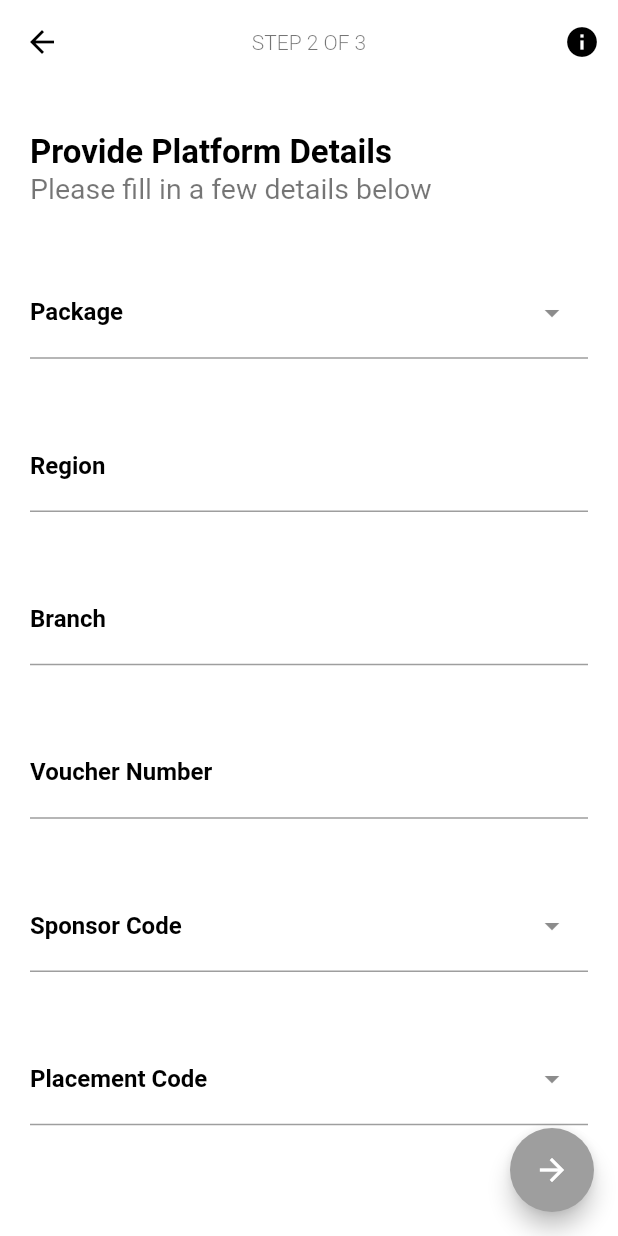
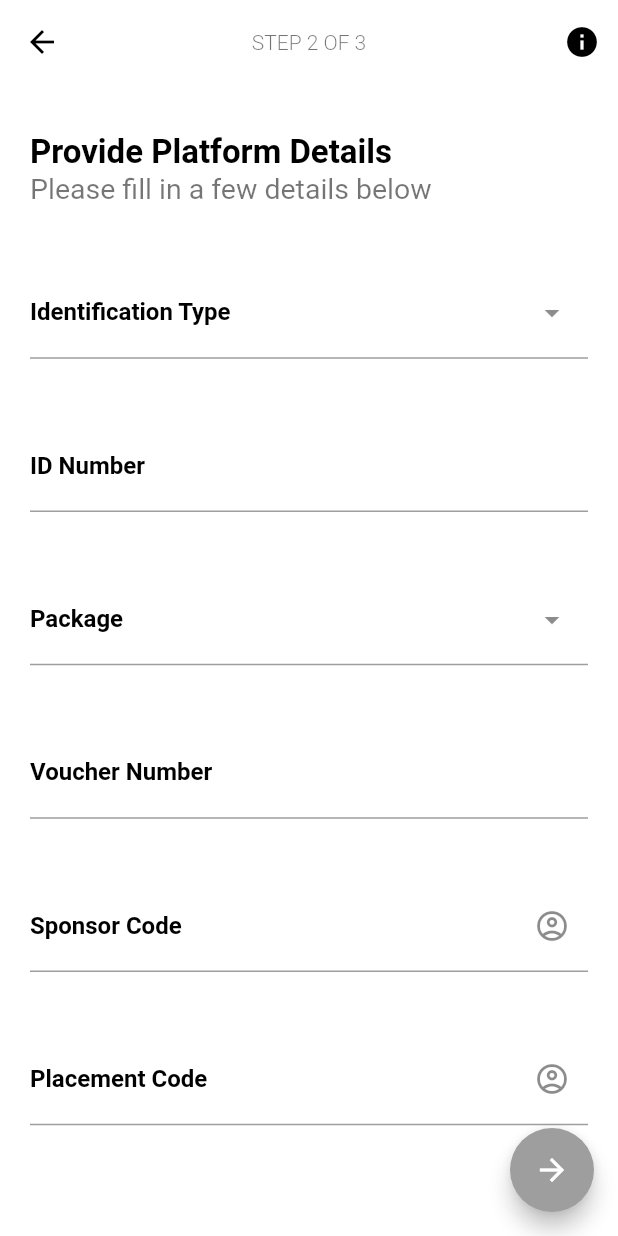
Before and after one commit to ericatsu/login_and_user_authentication, a Flutter app: the Register screen opened directly, after a tap on the "arrow forward" icon, on a phone screen of 412 x 824 dp. Run offline on Flutter 3.47's test engine with Material 2 defaults, Android fonts, the light colour scheme and no system bars; our stand-ins replace intl_phone_number_input, smooth_page_indicator; missing offline and left inert: dart:html.

Commit message:
date selected

```diff
--- a/lib/main.dart
+++ b/lib/main.dart
@@ -1,5 +1,4 @@
 import 'package:flutter/material.dart';
-import 'package:login_and_user_authentication/OnboardScreens/onboard1.dart';
 import 'package:login_and_user_authentication/screens/Onboard.dart';
 
 
--- a/lib/screens/Platform.dart
+++ b/lib/screens/Platform.dart
@@ -11,24 +11,25 @@ class Platform extends StatefulWidget {
 
 class _PlatformState extends State<Platform> {
   final formKey = GlobalKey<FormState>();
-  String name="";
+  String name = "";
   @override
   Widget build(BuildContext context) {
     final double height = MediaQuery.of(context).size.height;
 
     return Scaffold(
         appBar: AppBar(
-            centerTitle:true,
+            centerTitle: true,
             title: Text("STEP 2 OF 3"),
-            titleTextStyle: TextStyle(color: Colors.black54, fontSize: 14, fontWeight: FontWeight.w300),
+            titleTextStyle: TextStyle(
+                color: Colors.black54,
+                fontSize: 14,
+                fontWeight: FontWeight.w300),
             backgroundColor: Colors.white,
             elevation: 0,
             actions: [
               IconButton(
                 onPressed: () => {},
-                icon: Icon(
-                    Icons.info,
-                    color: Colors.black),
+                icon: Icon(Icons.info, color: Colors.black),
               ),
             ],
             leading: IconButton(
@@ -40,8 +41,7 @@ class _PlatformState extends State<Platform> {
                 Icons.arrow_back,
                 color: Colors.black,
               ),
-            )
-        ),
+            )),
         backgroundColor: Colors.white,
         body: Container(
           padding: const EdgeInsets.only(left: 20, right: 20),
@@ -50,61 +50,34 @@ class _PlatformState extends State<Platform> {
             child: Column(
               crossAxisAlignment: CrossAxisAlignment.start,
               children: [
-                SizedBox(height: height*0.04),
-                Text("Provide Platform Details", style: TextStyle(fontSize: 22, color:Colors.black, fontWeight: FontWeight.bold),),
-                Text("Please fill in a few details below", style: TextStyle(fontSize: 19, color:Colors.black54, fontWeight: FontWeight.normal),),
-                //Package TODO: Create a dropdown
-                SizedBox(height: height*0.05),
+                SizedBox(height: height * 0.04),
+                Text(
+                  "Provide Platform Details",
+                  style: TextStyle(
+                      fontSize: 22,
+                      color: Colors.black,
+                      fontWeight: FontWeight.bold),
+                ),
+                Text(
+                  "Please fill in a few details below",
+                  style: TextStyle(
+                      fontSize: 19,
+                      color: Colors.black54,
+                      fontWeight: FontWeight.normal),
+                ),
+
+                //Identification
+                SizedBox(height: height * 0.05),
                 TextFormField(
                   decoration: InputDecoration(
-                    labelText: "Package",
-                    hintText: "Select your package",
+                    labelText: "Identification Type",
+                    hintText: "Select your ID Type",
                     suffixIcon: Icon(Icons.arrow_drop_down),
-                    hintStyle: TextStyle(fontSize: 18 ), //hint text style
-                    labelStyle: TextStyle(fontSize: 16, color: Colors.black, fontWeight: FontWeight.w600),
-                  ),
-                ),
-                //Region TODO: Maybe add dropdown
-                SizedBox(height: height*0.05),
-                TextFormField(
-                  decoration: InputDecoration(
-                    labelText: "Region",
-                    hintText: "e.g.. Accra",
-                    hintStyle: TextStyle(fontSize: 18 ), //hint text style
-                    labelStyle: TextStyle(fontSize: 16, color: Colors.black, fontWeight: FontWeight.w600),
-                  ),
-                ),
-
-                //Branch
-                SizedBox(height: height*0.05),
-                TextFormField(
-                  decoration: InputDecoration(
-                    labelText: "Branch",
-                    hintText: "e.g.. Haatso",
-                    hintStyle: TextStyle(fontSize: 18 ), //hint text style
-                    labelStyle: TextStyle(fontSize: 16, color: Colors.black, fontWeight: FontWeight.w600),
-                  ),
-                ),
-                //Voucher Number
-                SizedBox(height: height*0.05),
-                TextFormField(
-                  decoration: InputDecoration(
-                    labelText: "Voucher Number",
-                    hintText: "Eg: 10123123",
-                    hintStyle: TextStyle(fontSize: 18 ), //hint text style
-                    labelStyle: TextStyle(fontSize: 16, color: Colors.black, fontWeight: FontWeight.w600),
-                  ),
-                ),
-
-                //Identification Type TODO: Add ID dropdown
-                SizedBox(height: height*0.05),
-                TextFormField(
-                  decoration: InputDecoration(
-                    labelText: "Sponsor Code",
-                    hintText: "Eg: 10123123",
-                    suffixIcon: Icon(Icons.arrow_drop_down),
-                    hintStyle: TextStyle(fontSize: 18 ), //hint text style
-                    labelStyle: TextStyle(fontSize: 16, color: Colors.black, fontWeight: FontWeight.w600),
+                    hintStyle: TextStyle(fontSize: 18), //hint text style
+                    labelStyle: TextStyle(
+                        fontSize: 16,
+                        color: Colors.black,
+                        fontWeight: FontWeight.w600),
                   ),
                 ),
 
@@ -112,11 +85,71 @@ class _PlatformState extends State<Platform> {
                 SizedBox(height: height*0.05),
                 TextFormField(
                   decoration: InputDecoration(
-                    labelText: "Placement Code",
-                    hintText: "Eg: 10123123",
-                    suffixIcon: Icon(Icons.arrow_drop_down),
+                    labelText: "ID Number",
+                    hintText: "Enter your ID Number here",
                     hintStyle: TextStyle(fontSize: 18 ), //hint text style
                     labelStyle: TextStyle(fontSize: 16, color: Colors.black, fontWeight: FontWeight.w600),
+                  ),
+                ),
+
+                //Package TODO: Create a dropdown
+                SizedBox(height: height * 0.05),
+                TextFormField(
+                  decoration: InputDecoration(
+                    labelText: "Package",
+                    hintText: "Select your package",
+                    suffixIcon: Icon(Icons.arrow_drop_down),
+                    hintStyle: TextStyle(fontSize: 18), //hint text style
+                    labelStyle: TextStyle(
+                        fontSize: 16,
+                        color: Colors.black,
+                        fontWeight: FontWeight.w600),
+                  ),
+                ),
+
+                //Voucher Number
+                SizedBox(height: height * 0.05),
+                TextFormField(
+                  decoration: InputDecoration(
+                    labelText: "Voucher Number",
+                    hintText: "Eg: 10123123",
+                    hintStyle: TextStyle(fontSize: 18), //hint text style
+                    labelStyle: TextStyle(
+                        fontSize: 16,
+                        color: Colors.black,
+                        fontWeight: FontWeight.w600),
+                  ),
+                ),
+
+                //Sponsor Code
+                SizedBox(height: height * 0.05),
+                TextFormField(
+                  decoration: InputDecoration(
+                    labelText: "Sponsor Code",
+                    hintText: "Eg: GH00219219",
+                    suffixIcon: Icon(Icons.account_circle_outlined),
+                    suffixStyle: TextStyle(color: Colors.green),
+                    hintStyle: TextStyle(fontSize: 18), //hint text style
+                    labelStyle: TextStyle(
+                        fontSize: 16,
+                        color: Colors.black,
+                        fontWeight: FontWeight.w600),
+                  ),
+                ),
+
+                //Placement Code
+                SizedBox(height: height * 0.05),
+                TextFormField(
+                  decoration: InputDecoration(
+                    labelText: "Placement Code",
+                    hintText: "Eg: GH00219219",
+                    suffixIcon: Icon(Icons.account_circle_outlined),
+                    suffixStyle: TextStyle(color: Colors.green),
+                    hintStyle: TextStyle(fontSize: 18), //hint text style
+                    labelStyle: TextStyle(
+                        fontSize: 16,
+                        color: Colors.black,
+                        fontWeight: FontWeight.w600),
                   ),
                 ),
               ],
@@ -125,12 +158,12 @@ class _PlatformState extends State<Platform> {
         ),
         floatingActionButton: FloatingActionButton(
             onPressed: () => {
-              Navigator.push(context,
-                MaterialPageRoute(builder: (context) => OTPcode()),
-              )
-            },
+                  Navigator.push(
+                    context,
+                    MaterialPageRoute(builder: (context) => OTPcode()),
+                  )
+                },
             child: Icon(Icons.arrow_forward),
-            backgroundColor: Colors.grey)
-    );
+            backgroundColor: Colors.grey));
   }
 }
--- a/lib/screens/Register.dart
+++ b/lib/screens/Register.dart
@@ -2,8 +2,7 @@ import 'package:flutter/material.dart';
 import 'package:intl_phone_number_input/intl_phone_number_input.dart';
 import 'package:login_and_user_authentication/OnboardScreens/Onboard5.dart';
 import 'package:login_and_user_authentication/screens/Platform.dart';
-
-
+import 'package:intl/intl.dart';
 import '../constants/formData.dart';
 
 class Register extends StatefulWidget {
@@ -15,8 +14,26 @@ class Register extends StatefulWidget {
 
 class _RegisterState extends State<Register> {
   final formKey = GlobalKey<FormState>();
-  String name="";
+  String name = "";
   String selectedValue = 'Identification Type(optional)';
+
+  late DateTime _selectedDate;
+
+  void _pickDateDialog() {
+    showDatePicker(
+      context: context,
+      initialDate: DateTime.now(),
+      firstDate: DateTime(1950),
+      lastDate: DateTime.now()
+      ).then((pickedDate) {
+        if (pickedDate == null) {
+          return;
+        }
+        setState(() {
+          _selectedDate = pickedDate;
+        });
+      });
+  }
 
   @override
   Widget build(BuildContext context) {
@@ -24,32 +41,30 @@ class _RegisterState extends State<Register> {
 
     return Scaffold(
         appBar: AppBar(
-        centerTitle:true,
+            centerTitle: true,
             title: Text("STEP 1 OF 2"),
-        titleTextStyle: TextStyle(color: Colors.black54, fontSize: 14, fontWeight: FontWeight.w300),
+            titleTextStyle: TextStyle(
+                color: Colors.black54,
+                fontSize: 14,
+                fontWeight: FontWeight.w300),
             backgroundColor: Colors.white,
             elevation: 0,
             actions: [
-          IconButton(onPressed: () => {},
-              icon: Icon(
-                  Icons.info,
-                  color: Colors.black),
+              IconButton(
+                onPressed: () => {},
+                icon: Icon(Icons.info, color: Colors.black),
               ),
             ],
             leading: IconButton(
               onPressed: () {
-            Navigator.push(
-              context, MaterialPageRoute(
-                builder: (context) => Onboard5()
-                )
-              );
+                Navigator.push(context,
+                    MaterialPageRoute(builder: (context) => Onboard5()));
               },
               icon: Icon(
                 Icons.arrow_back,
                 color: Colors.black,
               ),
-        )
-      ),
+            )),
         backgroundColor: Colors.white,
         body: Container(
           padding: const EdgeInsets.only(left: 20, right: 20),
@@ -58,80 +73,97 @@ class _RegisterState extends State<Register> {
             child: Column(
               crossAxisAlignment: CrossAxisAlignment.start,
               children: [
-              SizedBox(height: height*0.04),
-              Text("Join the Emrys Family", style: TextStyle(fontSize: 22, color:Colors.black, fontWeight: FontWeight.bold),),
-              Text("Please fill in a few details below", style: TextStyle(fontSize: 19, color:Colors.black54, fontWeight: FontWeight.normal),),
+                SizedBox(height: height * 0.04),
+                Text(
+                  "Join the Emrys Family",
+                  style: TextStyle(
+                      fontSize: 22,
+                      color: Colors.black,
+                      fontWeight: FontWeight.bold),
+                ),
+                Text(
+                  "Please fill in a few details below",
+                  style: TextStyle(
+                      fontSize: 19,
+                      color: Colors.black54,
+                      fontWeight: FontWeight.normal),
+                ),
                 //Name
-              SizedBox(height: height*0.05),
+                SizedBox(height: height * 0.05),
                 TextFormField(
                   decoration: InputDecoration(
                     labelText: "Name",
                     hintText: "e.g.. John Doe",
-                  hintStyle: TextStyle(fontSize: 18 ), //hint text style
-                  labelStyle: TextStyle(fontSize: 16, color: Colors.black, fontWeight: FontWeight.w600),
+                    hintStyle: TextStyle(fontSize: 18), //hint text style
+                    labelStyle: TextStyle(
+                        fontSize: 16,
+                        color: Colors.black,
+                        fontWeight: FontWeight.w600),
                   ),
-                validator: (value){
-                  if(value!.isEmpty ||!RegExp(r'^[a-z A-Z]').hasMatch(value)){
+                  validator: (value) {
+                    if (value!.isEmpty ||
+                        !RegExp(r'^[a-z A-Z]').hasMatch(value)) {
                       return "Enter a valid name";
-                   } else{
-                    return null;
-                  }
-                },
-              ),
-              //Email
-              SizedBox(height: height*0.05),
-              TextFormField(
-                decoration: InputDecoration(
-                  labelText: "Email",
-                  hintText: "e.g.. name@email.com",
-                  hintStyle: TextStyle(fontSize: 18 ), //hint text style
-                  labelStyle: TextStyle(fontSize: 16, color: Colors.black, fontWeight: FontWeight.w600),
-                ),
-                validator: (value){
-                  if(value!.isEmpty ||!RegExp(r"^[a-zA-Z0-9.a-zA-Z0-9.!#$%&'*+-/=?^_`{|}~]+@[a-zA-Z0-9]+\.[a-zA-Z]+").hasMatch(value)){
-                    return "Enter a valid email";
-                  } else{
+                    } else {
                       return null;
                     }
                   },
                 ),
 
                 //Phone Number
-              SizedBox(height: height*0.05),
+                SizedBox(height: height * 0.05),
                 InternationalPhoneNumberInput(
-                onInputChanged: ((value) {}
-                ),
+                  onInputChanged: ((value) {}),
                   cursorColor: Colors.black,
                   formatInput: false,
                   selectorConfig: SelectorConfig(
-                  selectorType: PhoneInputSelectorType.BOTTOM_SHEET
-                  ),
+                      selectorType: PhoneInputSelectorType.BOTTOM_SHEET),
                   inputDecoration: InputDecoration(
                     hintText: '123xxxxxxxx',
-                  hintStyle: TextStyle(
-                    fontSize: 18
-                  ),
+                    hintStyle: TextStyle(fontSize: 18),
                   ),
                 ),
 
-              //Country
+                //Email
                 SizedBox(height: height * 0.05),
                 TextFormField(
                   decoration: InputDecoration(
-                  labelText: "Counntry",
-                  hintText: "Select your country",
-                  hintStyle: TextStyle(fontSize: 18 ), //hint text style
-                  labelStyle: TextStyle(fontSize: 16, color: Colors.black, fontWeight: FontWeight.w600),
+                    labelText: "Email",
+                    hintText: "e.g.. name@email.com",
+                    hintStyle: TextStyle(fontSize: 18), //hint text style
+                    labelStyle: TextStyle(
+                        fontSize: 16,
+                        color: Colors.black,
+                        fontWeight: FontWeight.w600),
                   ),
+                  validator: (value) {
+                    if (value!.isEmpty ||
+                        !RegExp(r"^[a-zA-Z0-9.a-zA-Z0-9.!#$%&'*+-/=?^_`{|}~]+@[a-zA-Z0-9]+\.[a-zA-Z]+")
+                            .hasMatch(value)) {
+                      return "Enter a valid email";
+                    } else {
+                      return null;
+                    }
+                  },
                 ),
 
-              //Identification Type TODO: Add ID dropdown
-              SizedBox(height: height*0.05),
+                //Country
+                // SizedBox(height: height * 0.05),
+                // TextFormField(
+                //   decoration: InputDecoration(
+                //     labelText: "Counntry",
+                //     hintText: "Select your country",
+                //     hintStyle: TextStyle(fontSize: 18 ), //hint text style
+                //     labelStyle: TextStyle(fontSize: 16, color: Colors.black, fontWeight: FontWeight.w600),
+                //   ),
+                // ),
+
+                //Gender
+                SizedBox(height: height * 0.05),
                 DropdownButtonFormField(
                   value: selectedValue,
-                validator: (value) =>
-                      value == null ? "Select your ID Type" : null,
-                onChanged: (String? newValue){
+                  validator: (value) => value == null ? "Male" : null,
+                  onChanged: (String? newValue) {
                     setState(() {
                       selectedValue = newValue!;
                     });
@@ -139,28 +171,88 @@ class _RegisterState extends State<Register> {
                   items: dropdownItems,
                 ),
 
-              //ID Number
-              SizedBox(height: height*0.05),
+                //TODO: Do the Date of Birth
+                SizedBox(height: height * 0.05),
+                TextFormField(
+
+                  decoration: InputDecoration(
+                    labelText: "Date of birth",
+                    hintText: ("dd/mm/yyyy"),
+                    hintStyle: TextStyle(fontSize: 20), //hint text style
+                    labelStyle: TextStyle(
+                        fontSize: 16,
+                        color: Colors.black,
+                        fontWeight: FontWeight.w600),
+                    suffixIcon: Icon(Icons.calendar_month_outlined),
+                  ),
+
+                  onTap: _pickDateDialog,
+                ),
+
+                //Region
+                SizedBox(height: height * 0.05),
                 TextFormField(
                   decoration: InputDecoration(
-                  labelText: "ID Number",
-                  hintText: "Enter your ID Number here",
-                  hintStyle: TextStyle(fontSize: 18 ), //hint text style
-                  labelStyle: TextStyle(fontSize: 16, color: Colors.black, fontWeight: FontWeight.w600),
+                    labelText: "Region",
+                    hintText: "e.g.. Accra",
+                    hintStyle: TextStyle(fontSize: 18), //hint text style
+                    labelStyle: TextStyle(
+                        fontSize: 16,
+                        color: Colors.black,
+                        fontWeight: FontWeight.w600),
                   ),
                 ),
+
+                //Branch
+                SizedBox(height: height * 0.05),
+                TextFormField(
+                  decoration: InputDecoration(
+                    labelText: "Branch",
+                    hintText: "e.g.. Haatso",
+                    hintStyle: TextStyle(fontSize: 18), //hint text style
+                    labelStyle: TextStyle(
+                        fontSize: 16,
+                        color: Colors.black,
+                        fontWeight: FontWeight.w600),
+                  ),
+                ),
+
+                //Identification Type TODO: Add ID dropdown
+                // SizedBox(height: height*0.05),
+                // DropdownButtonFormField(
+                //   value: selectedValue,
+                //   validator: (value) =>
+                //         value == null ? "Select your ID Type" : null,
+                //   onChanged: (String? newValue){
+                //     setState(() {
+                //       selectedValue = newValue!;
+                //     });
+                //    },
+                //    items: dropdownItems,
+                //   ),
+
+                //ID Number
+                // SizedBox(height: height*0.05),
+                // TextFormField(
+                //   decoration: InputDecoration(
+                //     labelText: "ID Number",
+                //     hintText: "Enter your ID Number here",
+                //     hintStyle: TextStyle(fontSize: 18 ), //hint text style
+                //     labelStyle: TextStyle(fontSize: 16, color: Colors.black, fontWeight: FontWeight.w600),
+                //   ),
+                // ),
               ],
             ),
           ),
         ),
         floatingActionButton: FloatingActionButton(
             onPressed: () => {
-              Navigator.push(context,
+                  Navigator.push(
+                    context,
                     MaterialPageRoute(builder: (context) => Platform()),
                   )
                 },
             child: Icon(Icons.arrow_forward),
-            backgroundColor: Colors.grey)
-    );
+            backgroundColor: Colors.grey));
   }
 }
--- a/pubspec.yaml
+++ b/pubspec.yaml
@@ -30,6 +30,7 @@ dependencies:
   cupertino_icons: ^1.0.2
   smooth_page_indicator: ^1.0.0+2
   intl_phone_number_input: ^0.7.0+2
+  intl: ^0.17.0-nullsafety.2
 
 
 
```
Also changed, not shown: pubspec.lock. Lines whose indentation alone changed are shown as unchanged.
